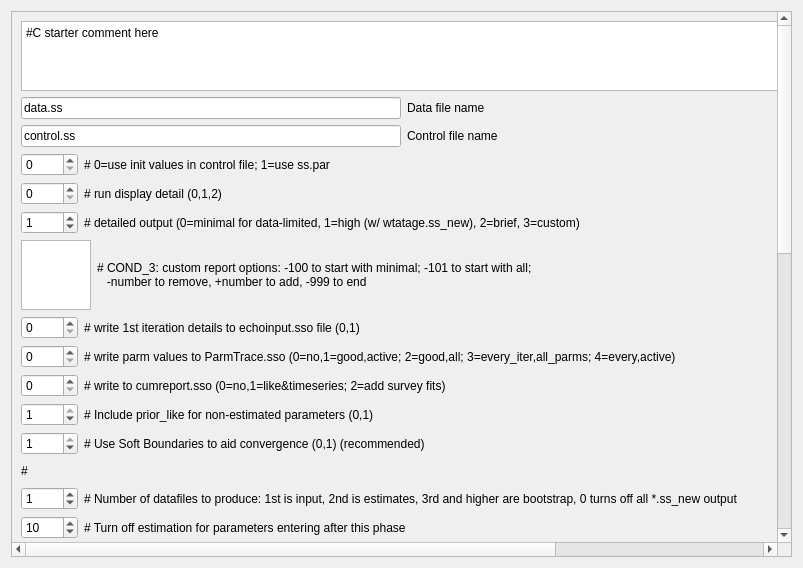
This is ssi-files/SSI-2/starterwidget.ui in nmfs-ost/ss3-ssi as Qt 5 draws it before an edit. The edited form follows.
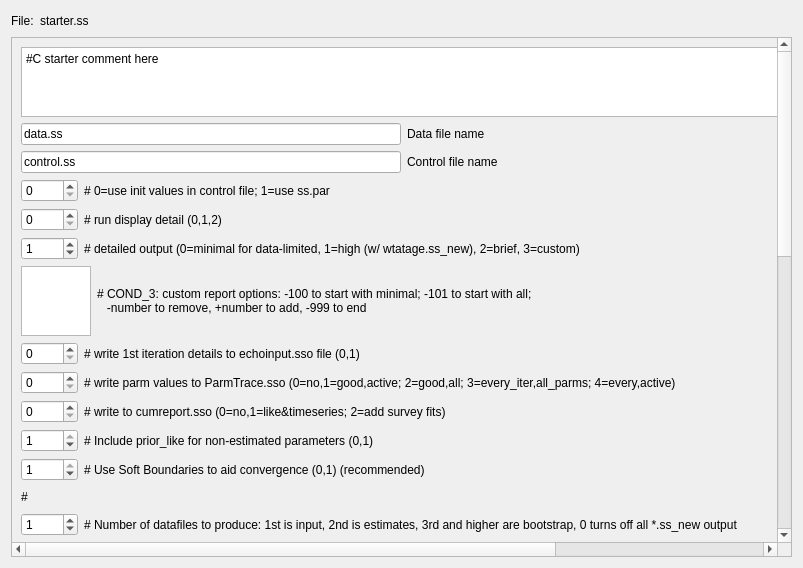
This is the edited form.

Patch:
```diff
--- a/ssi-files/SSI-2/starterwidget.ui
+++ b/ssi-files/SSI-2/starterwidget.ui
@@ -14,6 +14,37 @@
    <string>Form</string>
   </property>
   <layout class="QVBoxLayout" name="verticalLayout">
+   <item>
+    <layout class="QHBoxLayout" name="horizontalLayout">
+     <item>
+      <widget class="QLabel" name="label_3">
+       <property name="text">
+        <string>File:</string>
+       </property>
+      </widget>
+     </item>
+     <item>
+      <widget class="QLabel" name="label_4">
+       <property name="text">
+        <string>starter.ss</string>
+       </property>
+      </widget>
+     </item>
+     <item>
+      <spacer name="horizontalSpacer_5">
+       <property name="orientation">
+        <enum>Qt::Horizontal</enum>
+       </property>
+       <property name="sizeHint" stdset="0">
+        <size>
+         <width>40</width>
+         <height>20</height>
+        </size>
+       </property>
+      </spacer>
+     </item>
+    </layout>
+   </item>
    <item>
     <widget class="QScrollArea" name="scrollArea">
      <property name="widgetResizable">
```
